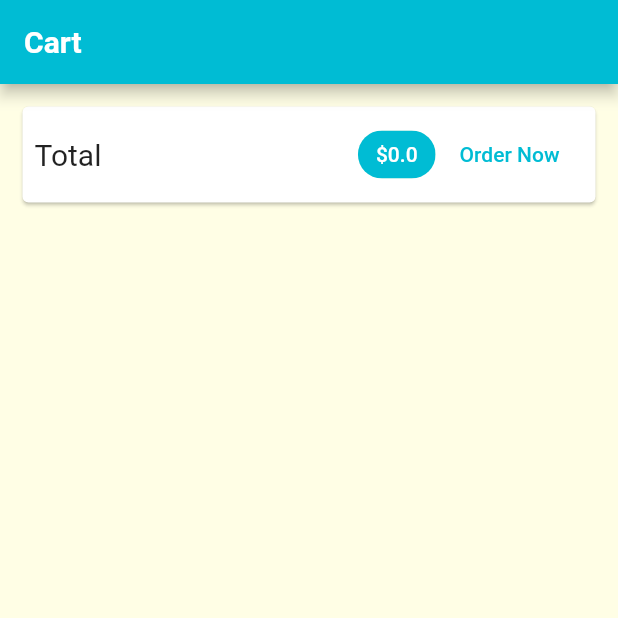
After one commit to riadahmedzakir/flutter_ecommercify, a Flutter app: the CartList screen opened directly, on a phone screen of 412 x 824 dp, the top half of it. The commit adds this screen. Run offline on Flutter 3.47's test engine with Material 2 defaults, Android fonts, the phone set to English and light mode, and no system bars; network calls fail; Roboto replaces fonts that are missing (OpenSans, Quicksand).

Commit message:
Added Cart Screen with Total

```diff
--- a/lib/providers/cart_provider.dart
+++ b/lib/providers/cart_provider.dart
@@ -10,6 +10,12 @@ class CartProvider with ChangeNotifier {
 
   int get itemCount {
     return _items.length;
+  }
+
+  double get totalAmount {
+    var total = 0.0;
+    _items.forEach((key, cartItem) { total+= cartItem.price * cartItem.quantity; });
+    return total;
   }
 
   void addItem(String productId, double price, String title) {
--- /dev/null
+++ b/lib/widgets/cart/cart_list.dart
@@ -0,0 +1,51 @@
+import 'package:flutter/material.dart';
+import 'package:provider/provider.dart';
+import 'package:flutter_ecommercify/providers/cart_provider.dart';
+
+class CartList extends StatelessWidget {
+  static const routeName = '/cart';
+
+  @override
+  Widget build(BuildContext context) {
+    final cartProvider = Provider.of<CartProvider>(context);
+    return Scaffold(
+      appBar: AppBar(
+        title: const Text("Cart"),
+      ),
+      body: Column(
+        children: <Widget>[
+          Card(
+            margin: const EdgeInsets.all(15),
+            child: Padding(
+              padding: const EdgeInsets.all(8),
+              child: Row(
+                mainAxisAlignment: MainAxisAlignment.spaceBetween,
+                children: <Widget>[
+                  const Text(
+                    'Total',
+                    style: TextStyle(fontSize: 20),
+                  ),
+                  const Spacer(),
+                  Chip(
+                    label: Text(
+                      '\$${cartProvider.totalAmount}',
+                      style: const TextStyle(
+                        color: Colors.white,
+                      ),
+                    ),
+                    backgroundColor: Theme.of(context).primaryColor,
+                  ),
+                  FlatButton(
+                    onPressed: () {},
+                    child: const Text("Order Now"),
+                    textColor: Theme.of(context).primaryColor,
+                  )
+                ],
+              ),
+            ),
+          )
+        ],
+      ),
+    );
+  }
+}
--- a/lib/widgets/home/home.dart
+++ b/lib/widgets/home/home.dart
@@ -1,6 +1,7 @@
 import 'package:flutter/material.dart';
 import 'package:flutter_ecommercify/providers/cart_provider.dart';
 import 'package:flutter_ecommercify/providers/products_provider.dart';
+import 'package:flutter_ecommercify/widgets/cart/cart_list.dart';
 import 'package:provider/provider.dart';
 
 import 'package:flutter_ecommercify/widgets/product/product_details.dart';
@@ -33,6 +34,7 @@ class _HomeState extends State<Home> {
         home: ProductOverview(),
         routes: {
           ProductDetails.routeName: (ctx) => ProductDetails(),
+          CartList.routeName: (ctx) => CartList()
         },
       ),
     );
--- a/lib/widgets/product/product_overview.dart
+++ b/lib/widgets/product/product_overview.dart
@@ -2,6 +2,7 @@ import 'package:flutter/material.dart';
 import 'package:flutter_ecommercify/providers/cart_provider.dart';
 import 'package:flutter_ecommercify/providers/products_provider.dart';
 import 'package:flutter_ecommercify/widgets/badge/badge.dart';
+import 'package:flutter_ecommercify/widgets/cart/cart_list.dart';
 import 'package:provider/provider.dart';
 
 import 'product_grid.dart';
@@ -23,7 +24,9 @@ class ProductOverview extends StatelessWidget {
               icon: const Icon(
                 Icons.shopping_cart,
               ),
-              onPressed: () {},
+              onPressed: () {
+                Navigator.of(context).pushNamed((CartList.routeName));
+              },
             ),
           ),
           PopupMenuButton(
```
